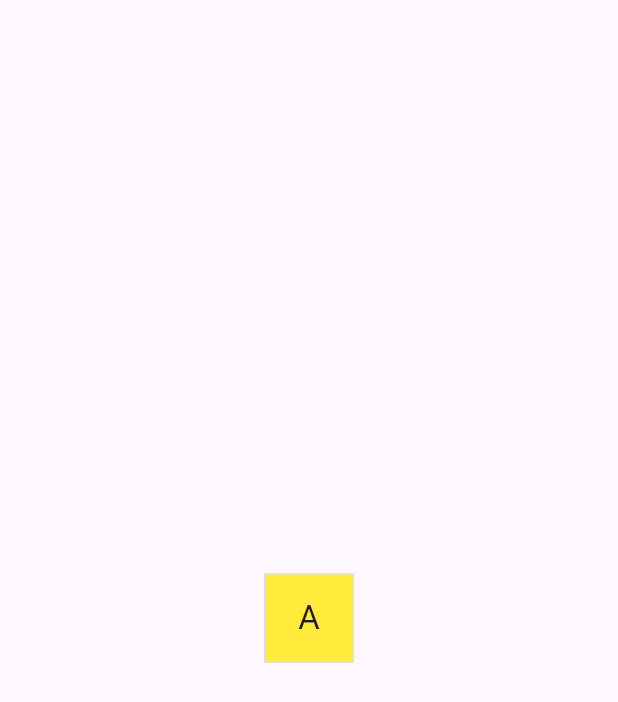
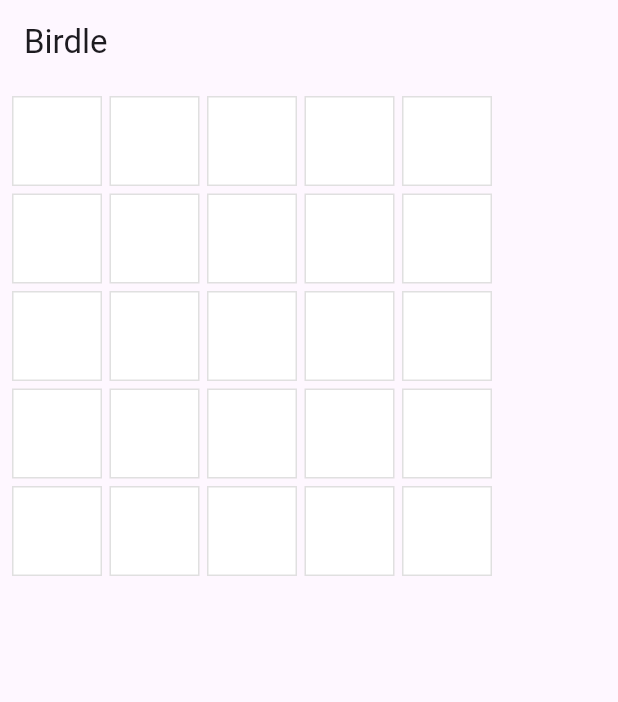
Before and after one commit to spartaninzaghi/Birdle, a Flutter app: the screen it shows after launch, on a phone screen of 412 x 824 dp. Shown: the top 702 px of the screen. Run offline on Flutter 3.47's test engine with Material 3 defaults, Android fonts, the phone set to English and light mode, and no system bars.

Commit message:
explored the anatomy of the Flutter widget tree, structured Birdle app with Scaffold and AppBar, arranged widgets using Column and Row primitives, generated widgets dynamically from game data  using a collection for element, and built the game board grid

```diff
--- a/lib/main.dart
+++ b/lib/main.dart
@@ -10,16 +10,15 @@
 
   @override
   Widget build(BuildContext context) {
-    return const MaterialApp(
+    return MaterialApp(
       home: Scaffold(
-        body: Center(
-          // green
-          // child: Tile('A', HitType.hit)
-          // grey
-          // child: Tile('A', HitType.miss)
-          // yellow
-          child: Tile('A', HitType.partial)
+        appBar: AppBar(
+          title: Align(
+            alignment: Alignment.centerLeft,
+            child: Text('Birdle'),
+          ),
         ),
+        body: Center(child: GamePage()),
       ),
     );
   }
@@ -55,3 +54,28 @@
     );
   }
 }
+
+class GamePage extends StatelessWidget {
+  GamePage({super.key});
+  // This manages game logic, and is out of scope for this lesson.
+  final Game _game = Game();
+
+  Widget build(BuildContext context) {
+    return Padding(
+      padding: const EdgeInsets.all(8.0),
+      child: Column(
+        spacing: 5.0,
+        children: [
+            for (var guess in _game.guesses)
+              Row(
+                spacing: 5.0,
+                children: [
+                  for (var letter in guess)
+                    Tile(letter.char, letter.type),
+                ]
+              ),
+          ],
+      ),
+    );
+  }
+}
```
